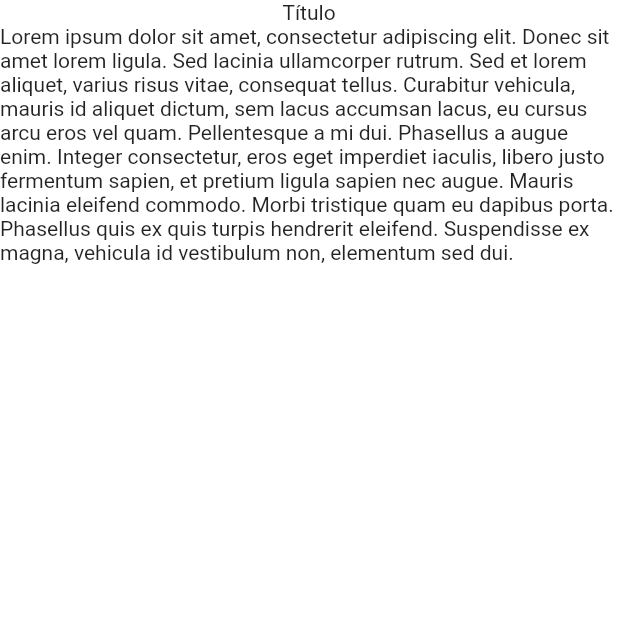
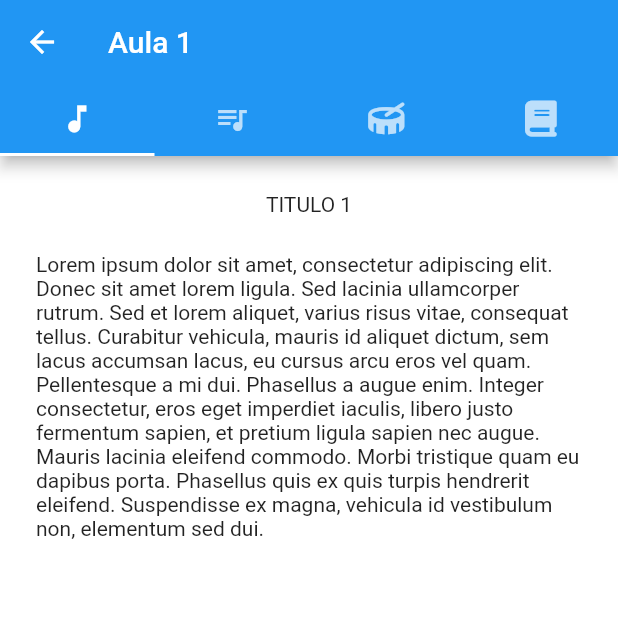
Before and after one commit to Rodrigo-Tei/fluffy-train, a Flutter app: the TopicPage screen opened directly, on a phone screen of 412 x 824 dp, the top half of it. Run offline on Flutter 3.47's test engine with Material 2 defaults, Android fonts, the phone set to English and light mode, and no system bars; our stand-ins replace equatable, flutter_bloc, font_awesome_flutter.

Commit message:
Add tabs to topic page

```diff
--- a/lib/modules/topic/ui/topic_page.dart
+++ b/lib/modules/topic/ui/topic_page.dart
@@ -2,6 +2,7 @@ import 'package:fluffy_train/modules/topic/bloc/topic_page_bloc.dart';
 import 'package:fluffy_train/modules/topic/bloc/topic_page_state.dart';
 import 'package:flutter/material.dart';
 import 'package:flutter_bloc/flutter_bloc.dart';
+import 'package:font_awesome_flutter/font_awesome_flutter.dart';
 
 class TopicPage extends StatefulWidget {
   const TopicPage({super.key});
@@ -14,6 +15,12 @@ class TopicPage extends StatefulWidget {
 class _TopicPageState extends State<TopicPage> {
   String loremIpsum =
       'Lorem ipsum dolor sit amet, consectetur adipiscing elit. Donec sit amet lorem ligula. Sed lacinia ullamcorper rutrum. Sed et lorem aliquet, varius risus vitae, consequat tellus. Curabitur vehicula, mauris id aliquet dictum, sem lacus accumsan lacus, eu cursus arcu eros vel quam. Pellentesque a mi dui. Phasellus a augue enim. Integer consectetur, eros eget imperdiet iaculis, libero justo fermentum sapien, et pretium ligula sapien nec augue. Mauris lacinia eleifend commodo. Morbi tristique quam eu dapibus porta. Phasellus quis ex quis turpis hendrerit eleifend. Suspendisse ex magna, vehicula id vestibulum non, elementum sed dui.';
+  String loremIpsum2 =
+      'Sed dictum massa sit amet neque scelerisque, at faucibus nibh rutrum. Praesent ligula nisl, suscipit id ipsum nec, mollis ultrices tellus. Orci varius natoque penatibus et magnis dis parturient montes, nascetur ridiculus mus. Morbi nec aliquam sem. Duis dapibus turpis hendrerit est aliquam bibendum. Donec quis purus erat. Etiam sit amet metus rhoncus, ultrices augue in, venenatis justo. Nullam accumsan sodales dolor vitae imperdiet. Aliquam venenatis metus vel risus hendrerit, at feugiat diam imperdiet. Nam sit amet porttitor leo. Cras scelerisque orci augue, at tempor quam viverra nec. Nullam condimentum sollicitudin eros eu blandit. Suspendisse faucibus mi eu metus volutpat tempor. Fusce elementum dolor vel magna vestibulum convallis.';
+  String loremIpsum3 =
+      'Sed sit amet venenatis magna, in pretium tellus. Nam sagittis tortor id mauris tempus sollicitudin sit amet et dolor. Pellentesque hendrerit nisl nec tincidunt suscipit. Fusce nunc enim, sollicitudin suscipit hendrerit vitae, tincidunt vitae neque. Vestibulum vel placerat purus. Curabitur ornare cursus quam quis facilisis. Nulla eget semper lorem. Integer dictum, ex ut faucibus viverra, nisi magna lacinia turpis, non efficitur diam magna nec odio. Ut et lacus ullamcorper, aliquam nulla vel, suscipit lacus. Nullam eget dignissim magna. Donec porttitor sit amet purus non faucibus.';
+  String loremIpsum4 =
+      'Nam varius neque scelerisque est varius, at bibendum nulla commodo. Donec cursus lorem et sem dictum, efficitur ullamcorper erat vulputate. Mauris accumsan ut magna sit amet sodales. Quisque vel nulla et ligula tincidunt condimentum quis vel augue. Pellentesque eget purus vitae mauris sodales porttitor. Phasellus molestie accumsan sem. Nulla aliquet tellus eget imperdiet rhoncus. Pellentesque mattis, nulla a venenatis commodo, arcu dui posuere nunc, vel eleifend risus velit eget justo. Aenean posuere lacus nisl, vitae efficitur metus hendrerit ut. Quisque non aliquet nunc. Ut posuere vulputate elit, sit amet fringilla risus consectetur non. Nunc turpis elit, porttitor feugiat aliquam scelerisque, vestibulum vitae nisl. Nam dapibus mi a enim facilisis, id mollis libero mattis. Nunc dapibus tempus tellus, id maximus lacus dapibus eu. Cras fermentum lorem facilisis, porta nisl non, lobortis leo.';
 
   @override
   void initState() {
@@ -23,14 +30,51 @@ class _TopicPageState extends State<TopicPage> {
   Future<void> _handleListener(
       BuildContext context, TopicPageState state) async {}
 
+  Widget _buildTextBloc(String text, String title) {
+    return Column(
+      children: [
+        Container(
+          margin: const EdgeInsets.only(top: 24.0),
+          child: Text(title),
+        ),
+        const SizedBox(
+          height: 24.0,
+        ),
+        Container(
+          margin: const EdgeInsets.symmetric(horizontal: 24.0),
+          child: Text(text),
+        ),
+      ],
+    );
+  }
+
   @override
   Widget build(BuildContext context) {
     return BlocConsumer<TopicPageBloc, TopicPageState>(
       listener: _handleListener,
       builder: (BuildContext context, TopicPageState state) {
-        return Scaffold(
-          body: Column(
-            children: [const Text('Título'), Text(loremIpsum)],
+        return DefaultTabController(
+          length: 4,
+          child: Scaffold(
+            appBar: AppBar(
+              title: const Text('Aula 1'),
+              bottom: const TabBar(
+                tabs: [
+                  Tab(icon: Icon(Icons.music_note)),
+                  Tab(icon: Icon(Icons.queue_music)),
+                  Tab(icon: FaIcon(FontAwesomeIcons.drum)),
+                  Tab(icon: FaIcon(FontAwesomeIcons.book)),
+                ],
+              ),
+            ),
+            body: TabBarView(
+              children: [
+                _buildTextBloc(loremIpsum, 'TITULO 1'),
+                _buildTextBloc(loremIpsum2, 'TITULO 2'),
+                _buildTextBloc(loremIpsum3, 'TITULO 3'),
+                _buildTextBloc(loremIpsum4, 'TITULO 4'),
+              ],
+            ),
           ),
         );
       },
--- a/pubspec.yaml
+++ b/pubspec.yaml
@@ -39,6 +39,7 @@ dependencies:
   provider: ^6.0.5
   equatable: ^2.0.5
   http: ^0.13.5
+  font_awesome_flutter: ^10.4.0
 
 dev_dependencies:
   flutter_test:
```
Also changed, not shown: pubspec.lock.
